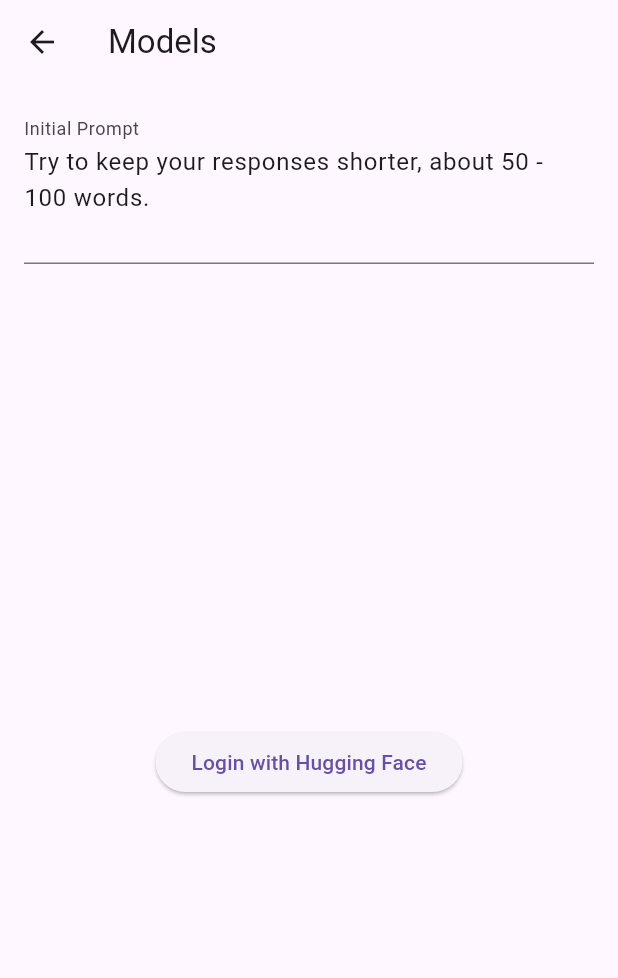
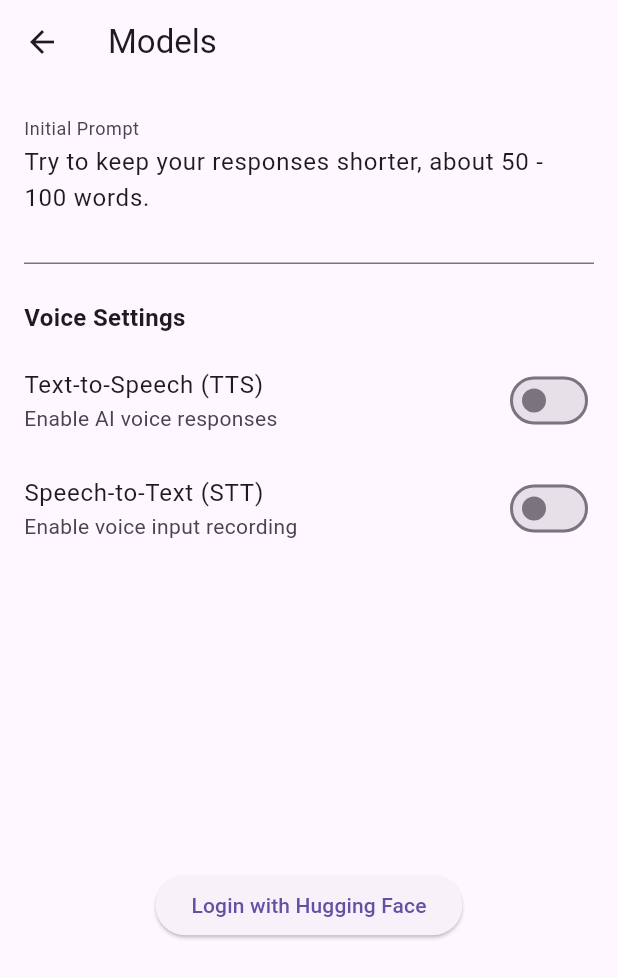
Before and after one commit to karplucas/privai, a Flutter app: the ModelsPage screen opened directly, on a phone screen of 412 x 824 dp. Shown: the top 978 px of the screen. Run offline on Flutter 3.47's test engine with Material 3 defaults, Android fonts, the phone set to English and light mode, and no system bars; our stand-ins replace audioplayers, flutter_secure_storage; missing offline and left inert: flutter_gemma, flutter_web_auth_2, kokoro_tts_flutter, record, whisper_ggml; accounts and stored records are empty.

Commit message:
add TTS and STT toggle options in settings
Signed-off-by: Lucas Karpinski <karplucas@gmail.com>

```diff
--- a/lib/models_page.dart
+++ b/lib/models_page.dart
@@ -24,6 +24,8 @@ class _ModelsPageState extends State<ModelsPage> {
   String? _selectedLlmFilename;
   String? _selectedTtsFilename;
   late TextEditingController _promptController;
+  bool _ttsEnabled = true;
+  bool _sttEnabled = true;
 
   @override
   void initState() {
@@ -33,6 +35,8 @@ class _ModelsPageState extends State<ModelsPage> {
     _loadSelectedLlm();
     _loadSelectedTts();
     _loadSelectedPrompt();
+    _loadTtsEnabled();
+    _loadSttEnabled();
     _loadModels();
   }
 
@@ -56,6 +60,30 @@ class _ModelsPageState extends State<ModelsPage> {
     final prompt = await _storage.read(key: 'selected_prompt') ??
         'Try to keep your responses shorter, about 50 - 100 words.';
     _promptController.text = prompt;
+    setState(() {});
+  }
+
+  Future<void> _loadTtsEnabled() async {
+    final enabled = await _storage.read(key: 'tts_enabled');
+    _ttsEnabled = enabled == 'true';
+    setState(() {});
+  }
+
+  Future<void> _loadSttEnabled() async {
+    final enabled = await _storage.read(key: 'stt_enabled');
+    _sttEnabled = enabled == 'true';
+    setState(() {});
+  }
+
+  Future<void> _saveTtsEnabled(bool enabled) async {
+    await _storage.write(key: 'tts_enabled', value: enabled.toString());
+    _ttsEnabled = enabled;
+    setState(() {});
+  }
+
+  Future<void> _saveSttEnabled(bool enabled) async {
+    await _storage.write(key: 'stt_enabled', value: enabled.toString());
+    _sttEnabled = enabled;
     setState(() {});
   }
 
@@ -200,6 +228,33 @@ class _ModelsPageState extends State<ModelsPage> {
               },
             ),
           ),
+          Padding(
+            padding:
+                const EdgeInsets.symmetric(horizontal: 16.0, vertical: 8.0),
+            child: Column(
+              crossAxisAlignment: CrossAxisAlignment.start,
+              children: [
+                const Text('Voice Settings',
+                    style:
+                        TextStyle(fontSize: 16, fontWeight: FontWeight.bold)),
+                const SizedBox(height: 8),
+                SwitchListTile(
+                  title: const Text('Text-to-Speech (TTS)'),
+                  subtitle: const Text('Enable AI voice responses'),
+                  value: _ttsEnabled,
+                  onChanged: (value) => _saveTtsEnabled(value),
+                  contentPadding: EdgeInsets.zero,
+                ),
+                SwitchListTile(
+                  title: const Text('Speech-to-Text (STT)'),
+                  subtitle: const Text('Enable voice input recording'),
+                  value: _sttEnabled,
+                  onChanged: (value) => _saveSttEnabled(value),
+                  contentPadding: EdgeInsets.zero,
+                ),
+              ],
+            ),
+          ),
           Expanded(
             child: _token == null
                 ? Center(
```
Also changed, not shown: lib/main.dart (+40 -7 lines).
